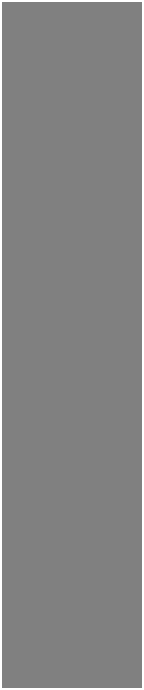
Above: mesgbox.ui from taiyuankejizhu/SparkZNC before the change. Below: the same form after it.
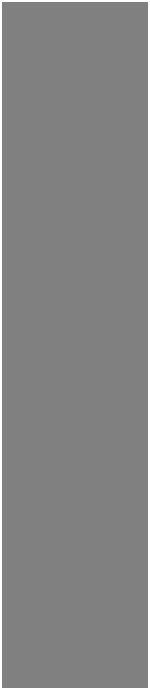
That is the form after the change.

Patch:
```diff
--- a/mesgbox.ui
+++ b/mesgbox.ui
@@ -6,7 +6,7 @@
    <rect>
     <x>0</x>
     <y>0</y>
-    <width>144</width>
+    <width>150</width>
     <height>690</height>
    </rect>
   </property>
@@ -439,7 +439,7 @@
     <rect>
      <x>0</x>
      <y>0</y>
-     <width>144</width>
+     <width>150</width>
      <height>690</height>
     </rect>
    </property>
@@ -466,7 +466,7 @@
      <rect>
       <x>0</x>
       <y>0</y>
-      <width>141</width>
+      <width>151</width>
       <height>691</height>
      </rect>
     </property>
@@ -475,13 +475,13 @@
       <number>4</number>
      </property>
      <property name="leftMargin">
-      <number>5</number>
+      <number>6</number>
      </property>
      <property name="topMargin">
       <number>5</number>
      </property>
      <property name="rightMargin">
-      <number>3</number>
+      <number>6</number>
      </property>
      <property name="bottomMargin">
       <number>3</number>
```
